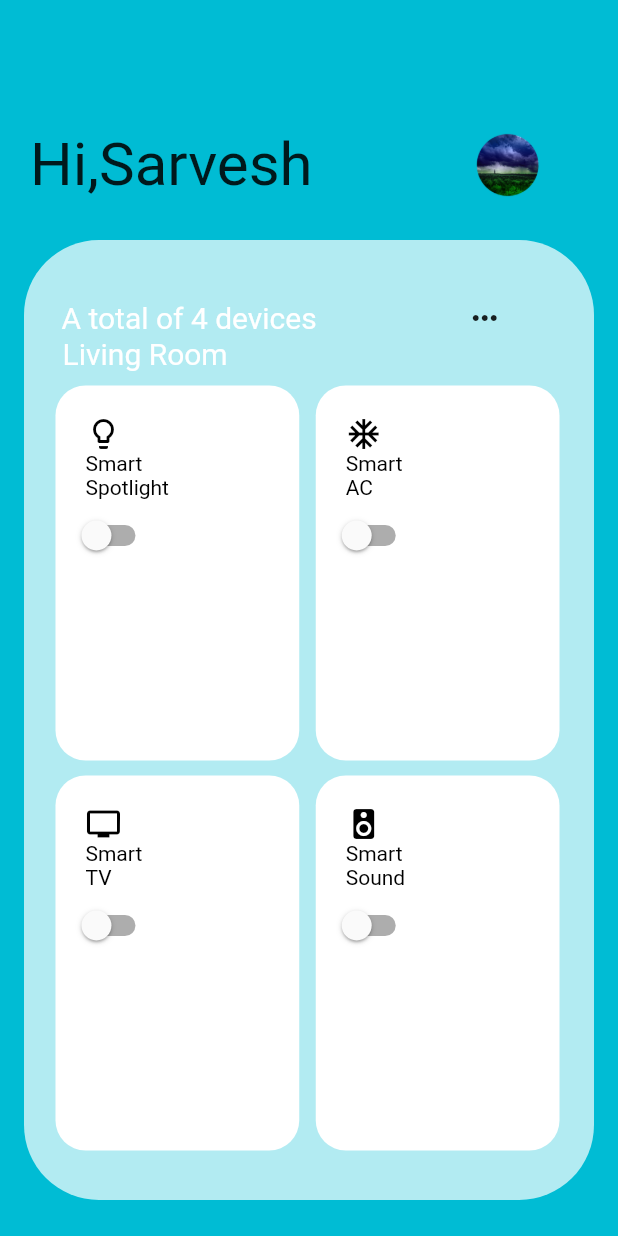
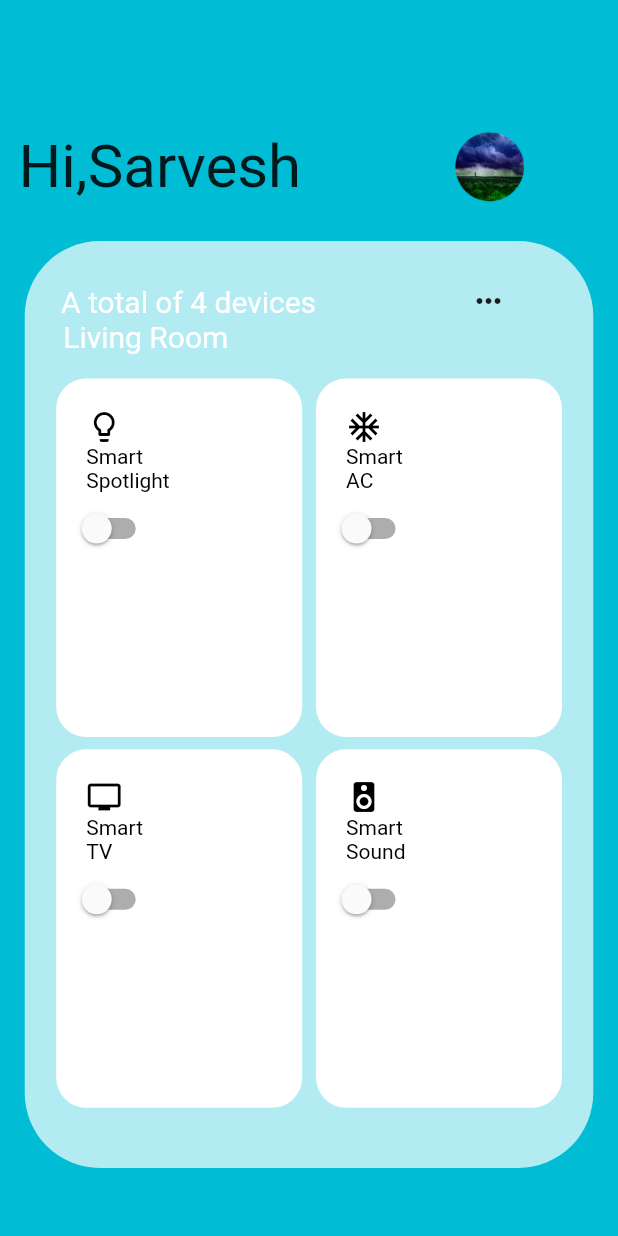
Before and after one commit to SarveshNayak/Smart-Home-App-Prototype, a Flutter app: the screen it shows after launch, on a phone screen of 412 x 824 dp. Run offline on Flutter 3.47's test engine with Material 2 defaults, Android fonts, the phone set to English and light mode, and no system bars.

Commit message:
updated the ui

```diff
--- a/lib/main.dart
+++ b/lib/main.dart
@@ -1,8 +1,7 @@
 import "package:flutter/material.dart";
 
 void main() {
-  runApp(MaterialApp(
-      debugShowCheckedModeBanner: false, title: "Calculator", home: Task()));
+  runApp(MaterialApp(debugShowCheckedModeBanner: false, home: Task()));
 }
 
 class Task extends StatefulWidget {
@@ -48,38 +47,38 @@ class Task1 extends State<Task> {
               child: Column(
                 children: [
                   Row(children: [
-                    Container(
-                      width: 20,
-                    ),
+                    Container(width: MediaQuery.of(context).size.width * 0.03),
                     Align(
                         alignment: Alignment(0, 0),
                         child: Text(
                           "Hi,Sarvesh",
                           style: TextStyle(fontSize: 40.00),
                         )),
-                    Container(width: 80),
+                    Container(width: MediaQuery.of(context).size.width * 0.17),
                     Container(
                       color: Colors.transparent,
-                      width: 100,
-                      height: 80,
+                      width: MediaQuery.of(context).size.width * 0.27,
+                      height: MediaQuery.of(context).size.height * 0.1,
                       child: LogoImage(),
                     ),
                   ]),
                   Container(
-                    height: 10,
+                    height: MediaQuery.of(context).size.height * 0.01,
                   ),
                   Container(
                     padding: EdgeInsets.all(20.00),
-                    width: 380,
-                    height: 640,
+                    width: MediaQuery.of(context).size.width * 0.92,
+                    height: MediaQuery.of(context).size.height * 0.75,
                     decoration: BoxDecoration(
                         color: Colors.cyan[100],
                         borderRadius: BorderRadius.all(Radius.circular(50))),
                     child: Column(
                       children: [
-                        Container(height: 20),
+                        Container(
+                            height: MediaQuery.of(context).size.height * 0.01),
                         Row(children: [
-                          Container(width: 5),
+                          Container(
+                              width: MediaQuery.of(context).size.width * 0.01),
                           Align(
                               alignment: Alignment(0, 0),
                               child: Text(
@@ -87,7 +86,8 @@ class Task1 extends State<Task> {
                                 style: TextStyle(
                                     color: Colors.white, fontSize: 20.00),
                               )),
-                          Container(width: 100),
+                          Container(
+                              width: MediaQuery.of(context).size.width * 0.25),
                           Icon(Icons.more_horiz)
                         ]),
                         Align(
@@ -98,15 +98,17 @@ class Task1 extends State<Task> {
                                   color: Colors.white, fontSize: 20.00),
                             )),
                         Container(
-                          height: 10,
+                          height: MediaQuery.of(context).size.height * 0.02,
                         ),
                         Row(
                           children: [
                             Container(
                                 padding: EdgeInsets.all(20.00),
                                 margin: EdgeInsets.only(left: 1),
-                                width: 162.5,
-                                height: 250,
+                                width:
+                                    MediaQuery.of(context).size.width * 0.398,
+                                height:
+                                    MediaQuery.of(context).size.height * 0.29,
                                 decoration: BoxDecoration(
                                     color: _color1,
                                     borderRadius:
@@ -145,13 +147,15 @@ class Task1 extends State<Task> {
                                   )
                                 ])),
                             Container(
-                              width: 10,
+                              width: MediaQuery.of(context).size.width * 0.02,
                             ),
                             Container(
                                 padding: EdgeInsets.all(20.00),
                                 margin: EdgeInsets.only(left: 1),
-                                width: 162.5,
-                                height: 250,
+                                width:
+                                    MediaQuery.of(context).size.width * 0.398,
+                                height:
+                                    MediaQuery.of(context).size.height * 0.29,
                                 decoration: BoxDecoration(
                                     color: _color2,
                                     borderRadius:
@@ -191,15 +195,17 @@ class Task1 extends State<Task> {
                           ],
                         ),
                         Container(
-                          height: 10,
+                          height: MediaQuery.of(context).size.height * 0.01,
                         ),
                         Row(
                           children: [
                             Container(
                                 padding: EdgeInsets.all(20.00),
                                 margin: EdgeInsets.only(left: 1),
-                                width: 162.5,
-                                height: 250,
+                                width:
+                                    MediaQuery.of(context).size.width * 0.398,
+                                height:
+                                    MediaQuery.of(context).size.height * 0.29,
                                 decoration: BoxDecoration(
                                     color: _color3,
                                     borderRadius:
@@ -237,13 +243,15 @@ class Task1 extends State<Task> {
                                   )
                                 ])),
                             Container(
-                              width: 10,
+                              width: MediaQuery.of(context).size.width * 0.02,
                             ),
                             Container(
                                 padding: EdgeInsets.all(20.00),
                                 margin: EdgeInsets.only(left: 1),
-                                width: 162.5,
-                                height: 250,
+                                width:
+                                    MediaQuery.of(context).size.width * 0.398,
+                                height:
+                                    MediaQuery.of(context).size.height * 0.29,
                                 decoration: BoxDecoration(
                                     color: _color4,
                                     borderRadius:
```
Also changed, not shown: pubspec.lock, 1 other file.
